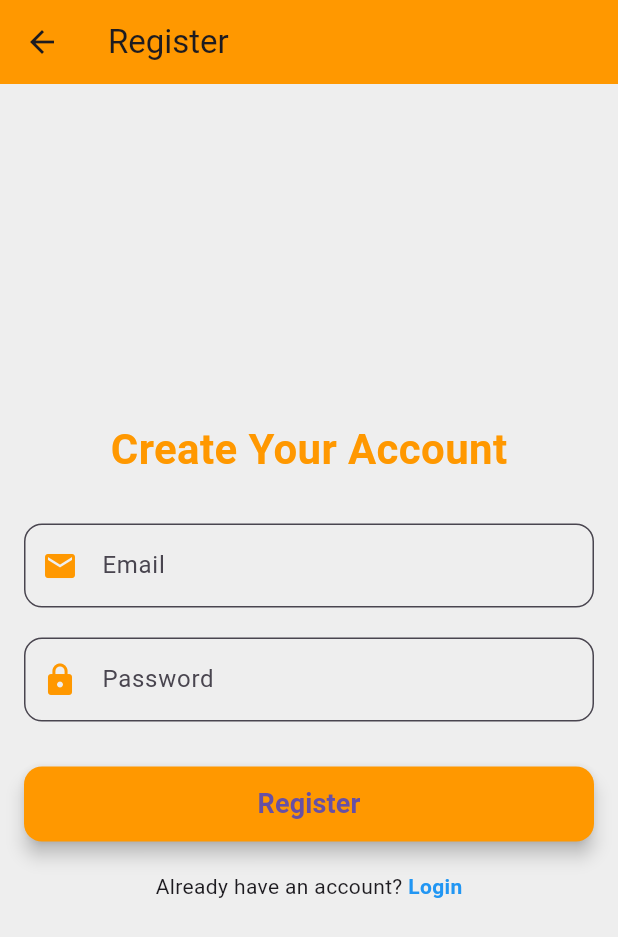
After one commit to SannnDey/Aplikasi-Flutter-Destination, a Flutter app: the screen it shows after launch, after a tap on "Register", on a phone screen of 412 x 824 dp. The commit adds this screen. Shown: the top 937 px of the screen. Run offline on Flutter 3.47's test engine with Material 3 defaults, Android fonts, the phone set to English and light mode, and no system bars; our stand-ins replace carousel_slider, image_picker, video_player; network calls fail.

Commit message:
setup login with database

```diff
--- a/lib/detail_screen.dart
+++ b/lib/detail_screen.dart
@@ -20,7 +20,7 @@ class _DetailScreenState extends State<DetailScreen> {
   final List<File> _selectedImages = [];
   final List<String> _selectedImageUrls = [];
   final ImagePicker _picker = ImagePicker();
-  bool _isLoading = false;
+  final bool _isLoading = false;
 
   @override
   Widget build(BuildContext context) {
--- a/lib/login_screen.dart
+++ b/lib/login_screen.dart
@@ -1,5 +1,8 @@
+import 'dart:convert';
 import 'package:flutter/material.dart';
+import 'package:http/http.dart' as http;
 import 'package:myapp/home_screen.dart';
+import 'package:myapp/register_screen.dart';
 
 class LoginScreen extends StatefulWidget {
   const LoginScreen({super.key});
@@ -11,14 +14,9 @@ class LoginScreen extends StatefulWidget {
 class _LoginScreenState extends State<LoginScreen> {
   final TextEditingController _emailController = TextEditingController();
   final TextEditingController _passwordController = TextEditingController();
-
-  // Dummy data for login
-  final String _dummyEmail = "sann";
-  final String _dummyPassword = "123";
-
   bool _isLoading = false;
 
-  void _login() async {
+  Future<void> _login() async {
     String email = _emailController.text;
     String password = _passwordController.text;
 
@@ -26,26 +24,51 @@ class _LoginScreenState extends State<LoginScreen> {
       _isLoading = true;
     });
 
-    await Future.delayed(const Duration(seconds: 2));
+    try {
+      final response = await http.post(
+        Uri.parse('http://192.168.1.12/config/login.php'),
+        body: {
+          'email': email,
+          'password': password,
+        },
+      );
 
-    if (email == _dummyEmail && password == _dummyPassword) {
+      if (response.statusCode == 200) {
+        final responseData = jsonDecode(response.body);
+
+        if (responseData['success']) {
           Navigator.pushReplacement(
             context,
             MaterialPageRoute(builder: (context) => HomeScreen(userEmail: email)),
           );
         } else {
           ScaffoldMessenger.of(context).showSnackBar(
-        const SnackBar(
-          content: Text('Invalid email or password'),
-          duration: Duration(seconds: 2),
+            SnackBar(
+              content: Text(responseData['message']),
               backgroundColor: Colors.red,
             ),
           );
         }
-
+      } else {
+        ScaffoldMessenger.of(context).showSnackBar(
+          const SnackBar(
+            content: Text('Server error. Please try again later.'),
+            backgroundColor: Colors.red,
+          ),
+        );
+      }
+    } catch (e) {
+      ScaffoldMessenger.of(context).showSnackBar(
+        SnackBar(
+          content: Text('An error occurred: $e'),
+          backgroundColor: Colors.red,
+        ),
+      );
+    } finally {
       setState(() {
         _isLoading = false;
       });
+    }
   }
 
   @override
@@ -71,6 +94,7 @@ class _LoginScreenState extends State<LoginScreen> {
                   controller: _emailController,
                   decoration: InputDecoration(
                     labelText: 'Email/Username',
+                    prefixIcon: Icon(Icons.email, color: Colors.orange),
                     border: OutlineInputBorder(
                       borderRadius: BorderRadius.circular(12),
                     ),
@@ -84,6 +108,7 @@ class _LoginScreenState extends State<LoginScreen> {
                   obscureText: true,
                   decoration: InputDecoration(
                     labelText: 'Password',
+                    prefixIcon: Icon(Icons.lock, color: Colors.orange),
                     border: OutlineInputBorder(
                       borderRadius: BorderRadius.circular(12),
                     ),
@@ -103,7 +128,10 @@ class _LoginScreenState extends State<LoginScreen> {
                           ),
                           backgroundColor: Colors.orange,
                         ),
-                        child: const Text('SIGN IN'),
+                        child: const Text(
+                          'SIGN IN',
+                          style: TextStyle(fontSize: 18, fontWeight: FontWeight.bold),
+                        ),
                       ),
                 const SizedBox(height: 20),
                 const Text(
@@ -146,13 +174,28 @@ class _LoginScreenState extends State<LoginScreen> {
                   ],
                 ),
                 const SizedBox(height: 20),
-                Text(
-                  'Dummy Email: $_dummyEmail\nDummy Password: $_dummyPassword',
-                  textAlign: TextAlign.center,
-                  style: const TextStyle(
-                    color: Colors.grey,
-                    fontSize: 14,
+                Row(
+                  mainAxisAlignment: MainAxisAlignment.center,
+                  children: [
+                    const Text('Don\'t have an account? '),
+                    GestureDetector(
+                      onTap: () {
+                        Navigator.push(
+                          context,
+                          MaterialPageRoute(
+                            builder: (context) => const RegisterScreen(),
                           ),
+                        );
+                      },
+                      child: const Text(
+                        'Register',
+                        style: TextStyle(
+                          color: Colors.blue,
+                          fontWeight: FontWeight.bold,
+                        ),
+                      ),
+                    ),
+                  ],
                 ),
               ],
             ),
--- /dev/null
+++ b/lib/register_screen.dart
@@ -0,0 +1,159 @@
+import 'dart:convert';
+import 'package:flutter/material.dart';
+import 'package:http/http.dart' as http;
+
+class RegisterScreen extends StatefulWidget {
+  const RegisterScreen({super.key});
+
+  @override
+  _RegisterScreenState createState() => _RegisterScreenState();
+}
+
+class _RegisterScreenState extends State<RegisterScreen> {
+  final TextEditingController _emailController = TextEditingController();
+  final TextEditingController _passwordController = TextEditingController();
+  bool _isLoading = false;
+
+  Future<void> _register() async {
+    String email = _emailController.text.trim();
+    String password = _passwordController.text.trim();
+
+    // Check if email or password is empty
+    if (email.isEmpty || password.isEmpty) {
+      ScaffoldMessenger.of(context).showSnackBar(
+        const SnackBar(
+          content: Text('Please enter both email and password.'),
+          backgroundColor: Colors.red,
+        ),
+      );
+      return; // Stop the registration process
+    }
+
+    setState(() {
+      _isLoading = true;
+    });
+
+    final response = await http.post(
+      Uri.parse('http://192.168.1.12/config/register.php'),
+      body: {
+        'email': email,
+        'password': password,
+      },
+    );
+
+    final responseData = jsonDecode(response.body);
+    setState(() {
+      _isLoading = false;
+    });
+
+    if (responseData['success']) {
+      ScaffoldMessenger.of(context).showSnackBar(
+        const SnackBar(
+          content: Text('Registration successful! Please log in.'),
+          backgroundColor: Colors.green,
+        ),
+      );
+      Navigator.pop(context); // Go back to the login screen
+    } else {
+      ScaffoldMessenger.of(context).showSnackBar(
+        SnackBar(
+          content: Text(responseData['message']),
+          backgroundColor: Colors.red,
+        ),
+      );
+    }
+  }
+
+  @override
+  Widget build(BuildContext context) {
+    return Scaffold(
+      appBar: AppBar(
+        title: const Text('Register'),
+        backgroundColor: Colors.orange,
+      ),
+      body: Center(
+        child: SingleChildScrollView(
+          padding: const EdgeInsets.all(16.0),
+          child: Column(
+            mainAxisAlignment: MainAxisAlignment.center,
+            children: [
+              const Text(
+                'Create Your Account',
+                style: TextStyle(
+                  fontSize: 28,
+                  fontWeight: FontWeight.bold,
+                  color: Colors.orange,
+                ),
+              ),
+              const SizedBox(height: 30),
+              TextField(
+                controller: _emailController,
+                keyboardType: TextInputType.emailAddress,
+                decoration: InputDecoration(
+                  labelText: 'Email',
+                  prefixIcon: Icon(Icons.email, color: Colors.orange),
+                  border: OutlineInputBorder(
+                    borderRadius: BorderRadius.circular(12),
+                  ),
+                  filled: true,
+                  fillColor: Colors.grey[200],
+                ),
+              ),
+              const SizedBox(height: 20),
+              TextField(
+                controller: _passwordController,
+                obscureText: true,
+                decoration: InputDecoration(
+                  labelText: 'Password',
+                  prefixIcon: Icon(Icons.lock, color: Colors.orange),
+                  border: OutlineInputBorder(
+                    borderRadius: BorderRadius.circular(12),
+                  ),
+                  filled: true,
+                  fillColor: Colors.grey[200],
+                ),
+              ),
+              const SizedBox(height: 30),
+              _isLoading
+                  ? const CircularProgressIndicator()
+                  : ElevatedButton(
+                      onPressed: _register,
+                      style: ElevatedButton.styleFrom(
+                        minimumSize: const Size.fromHeight(50),
+                        shape: RoundedRectangleBorder(
+                          borderRadius: BorderRadius.circular(12),
+                        ),
+                        backgroundColor: Colors.orange,
+                        elevation: 5,
+                      ),
+                      child: const Text(
+                        'Register',
+                        style: TextStyle(fontSize: 18, fontWeight: FontWeight.bold),
+                      ),
+                    ),
+              const SizedBox(height: 20),
+              Row(
+                mainAxisAlignment: MainAxisAlignment.center,
+                children: [
+                  const Text('Already have an account? '),
+                  GestureDetector(
+                    onTap: () {
+                      Navigator.pop(context); // Navigate back to the login screen
+                    },
+                    child: const Text(
+                      'Login',
+                      style: TextStyle(
+                        color: Colors.blue,
+                        fontWeight: FontWeight.bold,
+                      ),
+                    ),
+                  ),
+                ],
+              ),
+            ],
+          ),
+        ),
+      ),
+    );
+  }
+}
--- a/pubspec.yaml
+++ b/pubspec.yaml
@@ -42,6 +42,7 @@ dependencies:
   youtube_player_flutter: ^9.1.1
   carousel_slider: ^5.0.0
   video_player: ^2.9.1
+  http: ^1.2.2
 
 
 dev_dependencies:
```
Also changed, not shown: lib/home_screen.dart (+14 -12 lines), pubspec.lock, 1 other file. Lines whose indentation alone changed are shown as unchanged.
